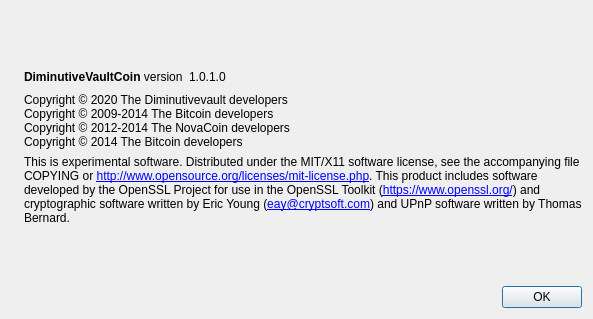
Qt form src/qt/forms/aboutdialog.ui (wizadr/DiminutiveCoin) before a commit.
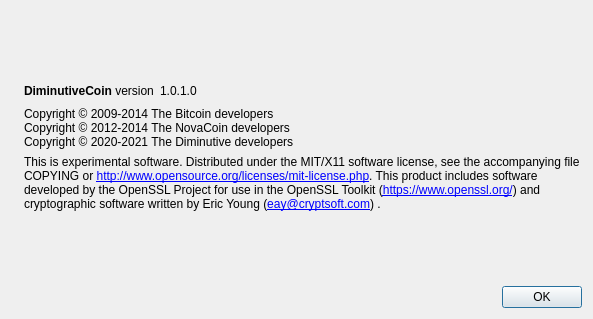
The same form after that commit. Icons and pictures are not drawn.

What changed in the file:
```diff
--- a/src/qt/forms/aboutdialog.ui
+++ b/src/qt/forms/aboutdialog.ui
@@ -50,7 +50,7 @@
           <cursorShape>IBeamCursor</cursorShape>
          </property>
          <property name="text">
-          <string>&lt;b&gt;DiminutiveVaultCoin&lt;/b&gt; version</string>
+          <string>&lt;b&gt;DiminutiveCoin&lt;/b&gt; version</string>
          </property>
          <property name="textInteractionFlags">
           <set>Qt::LinksAccessibleByMouse|Qt::TextSelectableByKeyboard|Qt::TextSelectableByMouse</set>
@@ -91,10 +91,9 @@
         <cursorShape>IBeamCursor</cursorShape>
        </property>
        <property name="text">
-        <string>Copyright © 2020 The Diminutivevault developers
-Copyright © 2009-2014 The Bitcoin developers
+        <string>Copyright © 2009-2014 The Bitcoin developers
 Copyright © 2012-2014 The NovaCoin developers
-Copyright © 2014 The Bitcoin developers</string>
+Copyright © 2020-2021 The Diminutive developers</string>
        </property>
        <property name="textInteractionFlags">
         <set>Qt::LinksAccessibleByMouse|Qt::TextSelectableByKeyboard|Qt::TextSelectableByMouse</set>
@@ -112,7 +111,7 @@
 
 Distributed under the MIT/X11 software license, see the accompanying file COPYING or &lt;a href=&quot;http://www.opensource.org/licenses/mit-license.php&quot;&gt;http://www.opensource.org/licenses/mit-license.php&lt;/a&gt;.
 
-This product includes software developed by the OpenSSL Project for use in the OpenSSL Toolkit (&lt;a href=&quot;https://www.openssl.org/&quot;&gt;https://www.openssl.org/&lt;/a&gt;) and cryptographic software written by Eric Young (&lt;a href=&quot;mailto:eay@cryptsoft.com&quot;&gt;eay@cryptsoft.com&lt;/a&gt;) and UPnP software written by Thomas Bernard.</string>
+This product includes software developed by the OpenSSL Project for use in the OpenSSL Toolkit (&lt;a href=&quot;https://www.openssl.org/&quot;&gt;https://www.openssl.org/&lt;/a&gt;) and cryptographic software written by Eric Young (&lt;a href=&quot;mailto:eay@cryptsoft.com&quot;&gt;eay@cryptsoft.com&lt;/a&gt;) .</string>
        </property>
        <property name="textFormat">
         <enum>Qt::RichText</enum>
```
Left out of the diff: 6 changed lines with no effect on the pictures.
